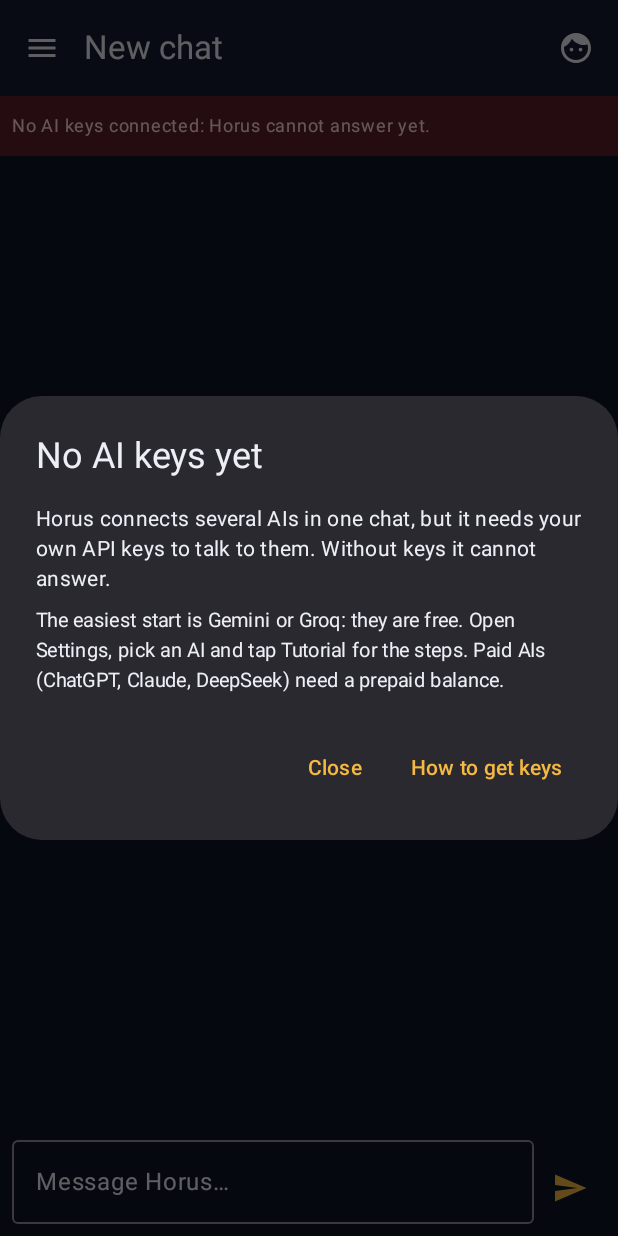
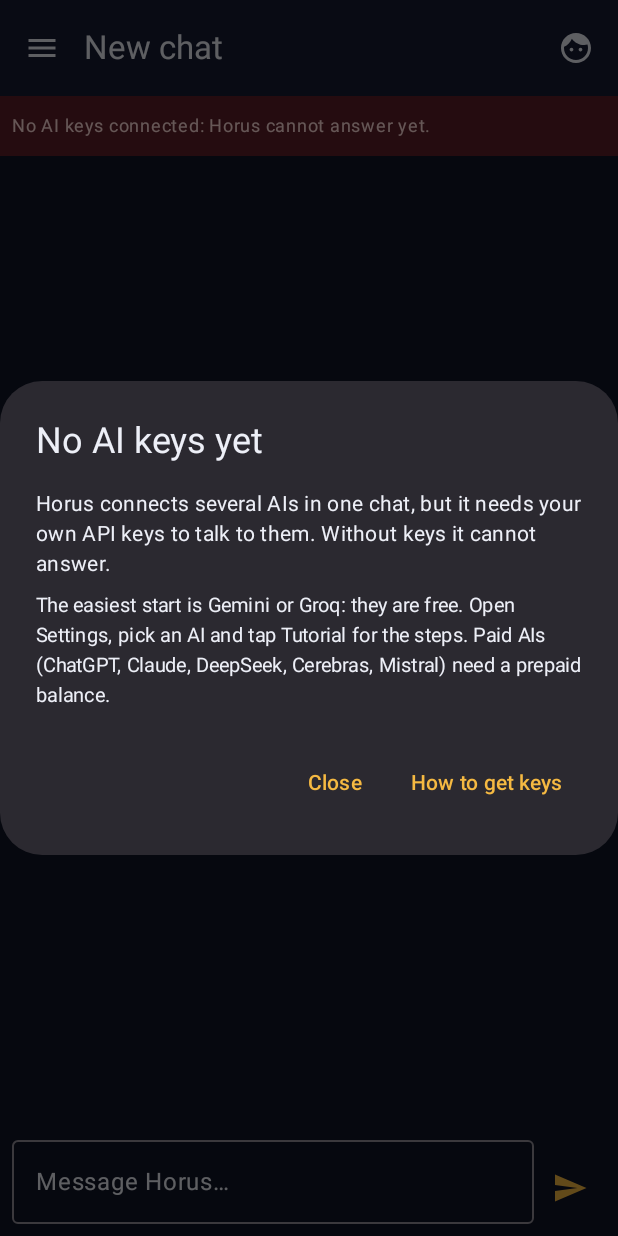
Before and after one commit to till555-lab/horus-ai, an Android app built with Jetpack Compose: the screen it shows after launch (MainActivity), on a phone screen of 412 x 824 dp. Run offline under Robolectric (Android 15) with nearby library versions, the phone set to English and light mode, and no system bars.

Commit message:
Unpack bundle [skip ci]

```diff
--- a/app/build.gradle.kts
+++ b/app/build.gradle.kts
@@ -21,7 +21,7 @@ android {
         minSdk = 26
         targetSdk = 34
         versionCode = (System.getenv("GITHUB_RUN_NUMBER") ?: "1").toInt()
-        versionName = "0.1.3-alpha"
+        versionName = "0.1.4-alpha"
     }
     signingConfigs {
         getByName("debug") {
--- a/app/src/main/res/drawable/ic_launcher_foreground.xml
+++ b/app/src/main/res/drawable/ic_launcher_foreground.xml
@@ -1,35 +1,33 @@
 <?xml version="1.0" encoding="utf-8"?>
 <vector xmlns:android="http://schemas.android.com/apk/res/android"
-    xmlns:aapt="http://schemas.android.com/aapt"
     android:width="108dp"
     android:height="108dp"
     android:viewportWidth="108"
     android:viewportHeight="108">
-    <path android:pathData="M48,24 Q48,46 70,46 Q48,46 48,68 Q48,46 26,46 Q48,46 48,24 Z">
-        <aapt:attr name="android:fillColor">
-            <gradient
-                android:startX="26"
-                android:startY="24"
-                android:endX="70"
-                android:endY="68"
-                android:type="linear">
-                <item android:color="#4E82EE" android:offset="0" />
-                <item android:color="#9168C0" android:offset="0.5" />
-                <item android:color="#D96570" android:offset="1" />
-            </gradient>
-        </aapt:attr>
-    </path>
-    <path android:pathData="M74,63 Q74,74 85,74 Q74,74 74,85 Q74,74 63,74 Q74,74 74,63 Z">
-        <aapt:attr name="android:fillColor">
-            <gradient
-                android:startX="63"
-                android:startY="63"
-                android:endX="85"
-                android:endY="85"
-                android:type="linear">
-                <item android:color="#FFD36B" android:offset="0" />
-                <item android:color="#FF9F5A" android:offset="1" />
-            </gradient>
-        </aapt:attr>
-    </path>
+
+    <!-- Central large yellow star -->
+    <path
+        android:pathData="M54,32 Q54,52 74,54 Q54,56 54,74 Q54,56 34,54 Q54,52 54,32 Z"
+        android:fillColor="#F5B942"/>
+
+    <!-- Top-left small red star -->
+    <path
+        android:pathData="M28,22 Q28,30 36,31 Q28,32 28,40 Q28,32 20,31 Q28,30 28,22 Z"
+        android:fillColor="#E05252"/>
+
+    <!-- Top-right small blue star -->
+    <path
+        android:pathData="M80,22 Q80,30 88,31 Q80,32 80,40 Q80,32 72,31 Q80,30 80,22 Z"
+        android:fillColor="#5285E0"/>
+
+    <!-- Bottom-left small green star -->
+    <path
+        android:pathData="M28,68 Q28,76 36,77 Q28,78 28,86 Q28,78 20,77 Q28,76 28,68 Z"
+        android:fillColor="#52C07A"/>
+
+    <!-- Bottom-right small purple star -->
+    <path
+        android:pathData="M80,68 Q80,76 88,77 Q80,78 80,86 Q80,78 72,77 Q80,76 80,68 Z"
+        android:fillColor="#A052E0"/>
+
 </vector>
--- a/app/src/main/res/values/strings.xml
+++ b/app/src/main/res/values/strings.xml
@@ -13,10 +13,11 @@
     <string name="no_keys_text">Horus connects several AIs in one chat, but it needs your own API keys to talk to them. Without keys it cannot answer.</string>
     <string name="how_to_get">How to get keys</string>
     <string name="close">Close</string>
-    <string name="tutorial_text">The easiest start is Gemini or Groq: they are free. Open Settings, pick an AI and tap Tutorial for the steps. Paid AIs (ChatGPT, Claude, DeepSeek) need a prepaid balance.</string>
+    <string name="tutorial_text">The easiest start is Gemini or Groq: they are free. Open Settings, pick an AI and tap Tutorial for the steps. Paid AIs (ChatGPT, Claude, DeepSeek, Cerebras, Mistral) need a prepaid balance.</string>
     <string name="ai_panel_title">AIs in this chat</string>
     <string name="no_key">No key</string>
     <string name="used_tokens">≈ %1$d tokens used</string>
+    <string name="used_tokens_k">≈ %1$s tokens used</string>
     <string name="blocked">Limit reached or error</string>
     <string name="tap_model">Tap the model name to switch it</string>
     <string name="discuss_mode">Discussion mode</string>
@@ -43,7 +44,7 @@
     <string name="tier_mid">balanced</string>
     <string name="tier_strong">powerful, uses more tokens</string>
     <string name="local_soon">Local model, coming soon</string>
-    <string name="paid_note">Free AIs (Gemini, Groq) work without paying. Paid ones (ChatGPT, Claude, DeepSeek) need credits on the API account; a chat subscription does not count.</string>
+    <string name="paid_note">Free AIs (Gemini, Groq, OpenRouter) work without paying. Paid ones (ChatGPT, Claude, DeepSeek, Cerebras, Mistral) need credits on the API account; a chat subscription does not count.</string>
     <string name="tut_gemini">1. Tap Get key (aistudio.google.com/apikey).\n2. Sign in with a Google account.\n3. Tap Create API key.\n4. Copy the key and tap Paste in Horus.\nThere is a free tier.</string>
     <string name="tut_groq">1. Tap Get key (console.groq.com/keys).\n2. Sign up or sign in.\n3. Tap Create API Key and give it any name.\n4. Copy the key right away, it is shown once.\n5. Tap Paste in Horus.\nThere is a free tier.</string>
     <string name="tut_openai">1. Open platform.openai.com and sign in.\n2. In Billing add a payment method and top up the balance (usually from 5 USD).\n3. Open API keys and tap Create new secret key.\n4. Copy the key right away, it is shown once.\n5. Tap Paste in Horus.\nA ChatGPT subscription does not work as an API balance.</string>
@@ -56,7 +57,7 @@
     <string name="pick_model">Pick a model</string>
     <string name="no_models">No models found</string>
     <string name="need_key_first">Enter the key first</string>
-    <string name="tut_cerebras">1. Tap Get key (cloud.cerebras.ai).\n2. Sign up or sign in.\n3. Open API Keys and create a key.\n4. Copy the key and tap Paste in Horus.\nThere is a free tier.</string>
+    <string name="tut_cerebras">1. Tap Get key (cloud.cerebras.ai).\n2. Sign up or sign in.\n3. Open API Keys and create a key.\n4. Copy the key and tap Paste in Horus.\nRequires a paid plan.</string>
     <string name="tut_openrouter">1. Tap Get key (openrouter.ai/keys).\n2. Sign up or sign in.\n3. Tap Create Key.\n4. Copy the key right away, it is shown once.\n5. Tap Paste in Horus.\nFree models have daily limits. Use Refresh model list to pick one.</string>
-    <string name="tut_mistral">1. Tap Get key (console.mistral.ai/api-keys).\n2. Sign up (a phone number may be required).\n3. Choose the free plan and create an API key.\n4. Copy the key and tap Paste in Horus.\nThere is a free tier.</string>
+    <string name="tut_mistral">1. Tap Get key (console.mistral.ai/api-keys).\n2. Sign up or sign in.\n3. Add a payment method and top up the balance.\n4. Create an API key.\n5. Copy the key and tap Paste in Horus.\nRequires a paid plan.</string>
 </resources>
```
Also changed, not shown: app/src/main/java/com/horusai/app/Core.kt (+29 -12 lines), app/src/main/java/com/horusai/app/MainActivity.kt (+37 -6 lines), app/src/main/java/com/horusai/app/Store.kt (+26 -6 lines), 2 other files.
